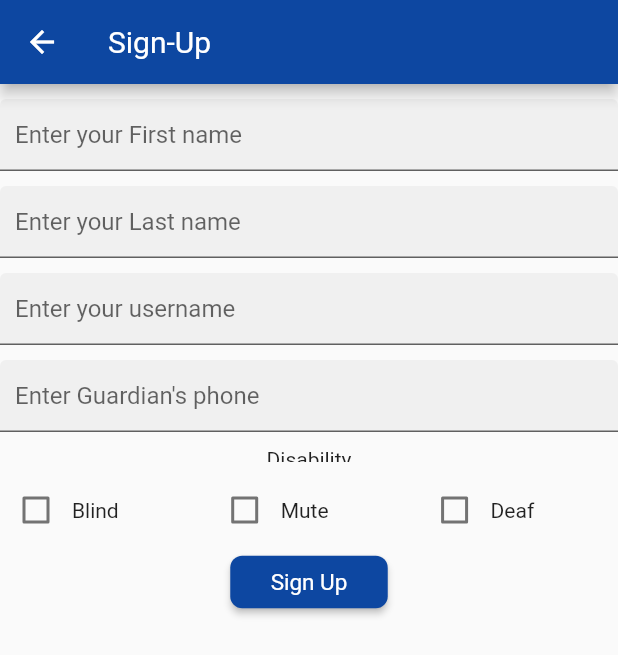
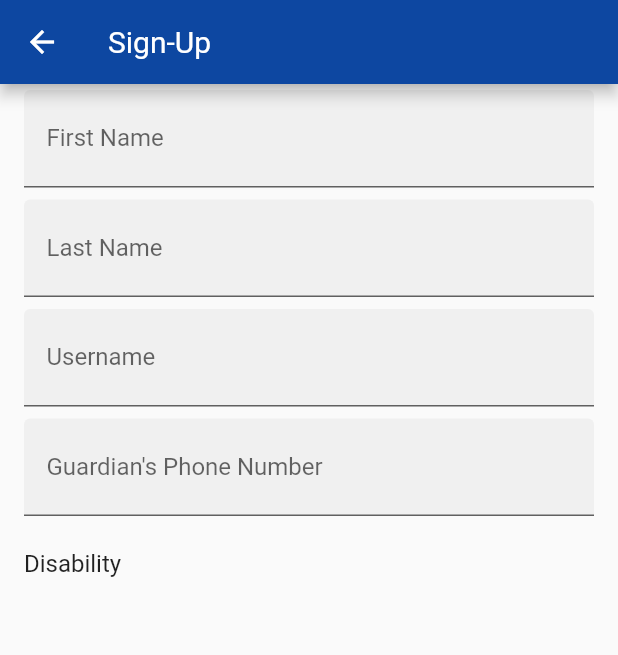
Before and after one commit to PrabhaniN/ABiGo, a Flutter app: the screen it shows after launch, after a tap on the "account circle" icon, on a phone screen of 412 x 824 dp. Shown: the top 655 px of the screen. Run offline on Flutter 3.47's test engine with Material 2 defaults, Android fonts, the light colour scheme and no system bars; our stand-ins replace cloud_firestore; accounts and stored records are empty.

Commit message:
Edited app pages

```diff
--- a/mobile_app/lib/chatPage.dart
+++ b/mobile_app/lib/chatPage.dart
@@ -12,11 +12,11 @@ class _ChatPageState extends State<ChatPage> {
     return Scaffold(
       appBar: AppBar(
         title: Text(
-          'AbiGo',
+          'ABiGo',
           style: TextStyle(
           fontSize: 20.0,
           fontWeight: FontWeight.w600,
-          fontFamily: 'Roboto'
+          // fontFamily: 'Roboto'
         ),
       ),
       backgroundColor: Colors.blue[900],
@@ -58,7 +58,7 @@ class _ChatPageState extends State<ChatPage> {
           style: TextStyle(
             fontSize: 20,
             fontWeight: FontWeight.w600,
-            fontFamily: 'Roboto'
+            // fontFamily: 'Roboto'
           ),
         ),
         subtitle: Text('Yes I did'),
--- a/mobile_app/lib/home.dart
+++ b/mobile_app/lib/home.dart
@@ -1,6 +1,7 @@
 import 'package:flutter/material.dart';
 import 'textLogin.dart';
 import 'signup.dart';
+import 'signChatScreen.dart';
 
 class HomePage extends StatefulWidget{
   @override
@@ -61,7 +62,7 @@ class _HomePageState extends State<HomePage>{
                       'Login',
                       style: TextStyle(
                         fontSize: 20,
-                        fontFamily: 'Roboto',
+                        // fontFamily: 'Roboto',
                       ),
                     ),
                     onPressed: (){
@@ -79,7 +80,7 @@ class _HomePageState extends State<HomePage>{
                     onPressed: () {
                       Navigator.push(
                         context,
-                        MaterialPageRoute(builder: (context) => HomePage())
+                        MaterialPageRoute(builder: (context) => SignChatScreen())
                       );
                     },
                   ),
--- a/mobile_app/lib/signup.dart
+++ b/mobile_app/lib/signup.dart
@@ -24,161 +24,114 @@ class _SignupPageState extends State<SignupPage> {
         backgroundColor: Colors.blue[900],
         title: Text('Sign-Up'),
       ),
-      body: Form(
-        key: _formKey,
-        child: Column(
+      body: ListView(
         children: <Widget>[
-            SizedBox(
-              height: 10.0,
-            ),
-            TextFormField(
+          Column(
+            children: <Widget>[
+              ListTile(
+                title: TextFormField(
                   controller: _firstnameController,
-              validator: (value) {
-                if(value.isEmpty) {
-                  return 'Enter a valid name';
+                  validator: (value){
+                    if(value.isEmpty){
+                      return 'Field cannot be empty';
                     }
                   },
                   decoration: InputDecoration(
-                hintText: 'Enter your First name',
+                    hintText: 'Enter your first name',
                     filled: true,
-                contentPadding: EdgeInsets.all(10.0)
+                    labelText: 'First Name',
+                    contentPadding: EdgeInsets.all(15.0),
                   ),
                 ),
-            SizedBox(
-              height: 10.0,
               ),
-
-            TextFormField(
+              ListTile(
+                title: TextFormField(
                   controller: _lastnameController,
-              validator: (value) {
-                if(value.isEmpty) {
-                  return 'Enter a valid name';
+                  validator: (value){
+                    if(value.isEmpty){
+                      return 'Field cannot be empty';
                     }
                   },
                   decoration: InputDecoration(
-                hintText: 'Enter your Last name',
+                    hintText: 'Enter your last name',
                     filled: true,
-                contentPadding: EdgeInsets.all(10.0)
+                    labelText: 'Last Name',
+                    contentPadding: EdgeInsets.all(15.0),
                   ),
                 ),
-            SizedBox(
-              height: 10.0,
               ),
-
-            TextFormField(
+              ListTile(
+                title: TextFormField(
                   controller: _usernameController,
-              validator: (value) {
-                if(value.isEmpty) {
-                  return 'Enter a valid username';
+                  validator: (value){
+                    if(value.isEmpty){
+                      return 'Field cannot be empty';
                     }
                   },
                   decoration: InputDecoration(
-                hintText: 'Enter your username',
+                    hintText: 'Enter a Username',
                     filled: true,
-                contentPadding: EdgeInsets.all(10.0)
+                    labelText: 'Username',
+                    contentPadding: EdgeInsets.all(15.0),
                   ),
                 ),
-            SizedBox(
-              height: 10.0,
               ),
-            TextFormField(
+              ListTile(
+                title: TextFormField(
                   controller: _phonenumberController,
-              validator: (value) {
-                if(value.isEmpty) {
-                  return 'Enter a valid phone number';
+                  validator: (value){
+                    if(value.isEmpty){
+                      return 'Field cannot be empty';
                     }
                   },
                   decoration: InputDecoration(
-                hintText: 'Enter Guardian\'s phone',
+                    hintText: 'Enter Guardian\'s Phone Number',
                     filled: true,
-                contentPadding: EdgeInsets.all(10.0)
+                    labelText: 'Guardian\'s Phone Number',
+                    contentPadding: EdgeInsets.all(15.0),
                   ),
                 ),
-            SizedBox(
-              height: 10.0,
+                // dense: true,
               ),
-            Container(
-              child: Column(
-                children: <Widget>[
-                  SizedBox(
-                    height: 10.0,
-                    child: Text('Disability'),
+              ListTile(
+                title: Text('Disability'),
               ),
-                  SizedBox(
-                    height: 8.0,
+              ListTile(
+                // title: DropdownMenuItem(
+                  //
+                // ),
+                // title: Column(
+                  // children: <Widget>[
+                    // Text('data')
+                  //   Expanded(
+                  //     child: CheckboxListTile(
+                  //       value: isCheckedbBlind,
+                  //       onChanged: (value) {
+                  //         setState(() {
+                  //           isCheckedbBlind = value;
+                  //         });
+                  //       },
+                  //       title: Text('Blind'),
+                  //     ),
+                  //   ),
+                  //   Expanded(
+                  //     child: Checkbox(
+                  //       value: isCheckedDeaf,
+                  //       onChanged: (value) {
+                  //         setState(() {
+                  //           isCheckedbBlind = value;
+                  //         });
+                  //       },
+                  //     ),
+                  //   ),
+                  // ],
+                // ),X
+                // dense: false,
               ),
-                  new Row(
-                    children: <Widget>[
-                      new Checkbox(
-                        value: isCheckedbBlind,
-                        onChanged: (value) {
-                          setState(() {
-                            isCheckedbBlind = value;
-                          });
-                        },
-                      ),
-                      new Text('Blind'),
-                      SizedBox(
-                        width: 60.0,
-                      ),
-
-                      new Checkbox(
-                        value: isCheckedMute,
-                        onChanged: (value) {
-                          setState(() {
-                            isCheckedMute = value;
-                          });
-                        },
-                      ),
-                      new Text('Mute'),
-                      SizedBox(
-                        width: 60.0,
-                      ),
-
-                      new Checkbox(
-                        value: isCheckedDeaf,
-                        onChanged: (value) {
-                          setState(() {
-                            isCheckedDeaf = value;
-                          });
-                        },
-                      ),
-                      new Text('Deaf'),
             ],
           ),
         ],
       ),
-            ),
-            // SizedBox(
-              // height: 10,
-            // ),
-            ButtonTheme(
-              height: 35.0,
-              minWidth: 105.0,
-              buttonColor: Colors.blue[900],
-              shape: RoundedRectangleBorder(
-                borderRadius: BorderRadius.circular(8.0)
-              ),
-              child: RaisedButton(
-                textColor: Colors.white,
-                child: Text(
-                  'Sign Up',
-                  style: TextStyle(
-                    fontSize: 15,
-                    fontFamily: 'Roboto'
-                  ),
-                ),
-                onPressed: (){
-                  if(_formKey.currentState.validate()){
-                    // Navigator.push(context, MaterialPageRoute(builder: (context) => HomePage()));
-                    Navigator.pop(context);
-                  }
-                },
-              ),
-            ),
-          ],
-        ),
-      ),
     );
   }
 }
```
Also changed, not shown: mobile_app/lib/signChatScreen.dart (+51 -0 lines). Lines whose indentation alone changed are shown as unchanged.
